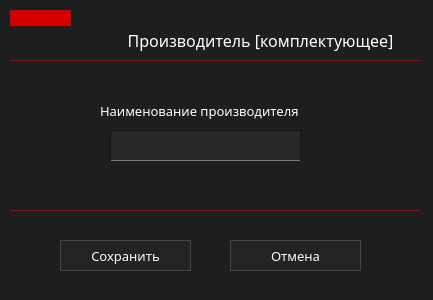
First picture: the form in ui/proizv/addProizvWidget.ui, repository marginalprog/git_pcconf, before the edit.
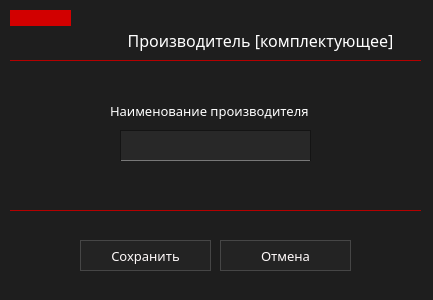
Second picture: the form after the edit. Icons and pictures are not drawn.

Commit message: + Реализована перезапись состояниия договора в бд, создание нового поставщика, отображение доступных по договорам поставщиков в окне создания заказа (Для видеокарты). + Реализована проверка добавляемого производителя, нечувствительная к регистру. Если такой уже существует - откроется окно с ошибкой. + Запросы к БД проходят через try\except\finally с обработкой ошибок. +- Изменены запросы к БД по обновлению и вставке данных.

Diff of the .ui file:
```diff
--- a/ui/proizv/addProizvWidget.ui
+++ b/ui/proizv/addProizvWidget.ui
@@ -71,7 +71,7 @@
   <widget class="QPushButton" name="btnProizvSave">
    <property name="geometry">
     <rect>
-     <x>60</x>
+     <x>80</x>
      <y>240</y>
      <width>131</width>
      <height>31</height>
@@ -122,7 +122,7 @@
   <widget class="QLineEdit" name="leProzivName">
    <property name="geometry">
     <rect>
-     <x>110</x>
+     <x>120</x>
      <y>130</y>
      <width>191</width>
      <height>31</height>
@@ -169,7 +169,7 @@
   <widget class="QPushButton" name="btnProizvCancel">
    <property name="geometry">
     <rect>
-     <x>230</x>
+     <x>220</x>
      <y>240</y>
      <width>131</width>
      <height>31</height>
@@ -214,7 +214,7 @@
   <widget class="QLabel" name="lbName">
    <property name="geometry">
     <rect>
-     <x>100</x>
+     <x>110</x>
      <y>100</y>
      <width>221</width>
      <height>21</height>
```
The commit also changes 4 other files.
